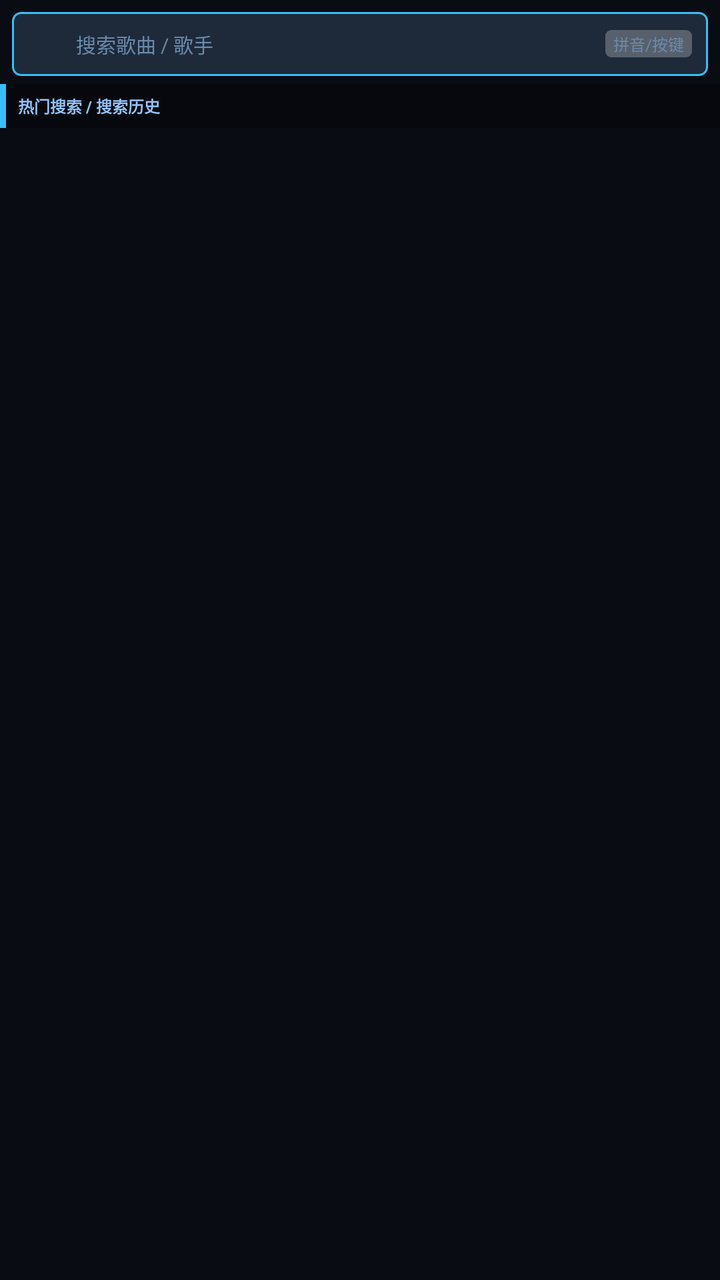
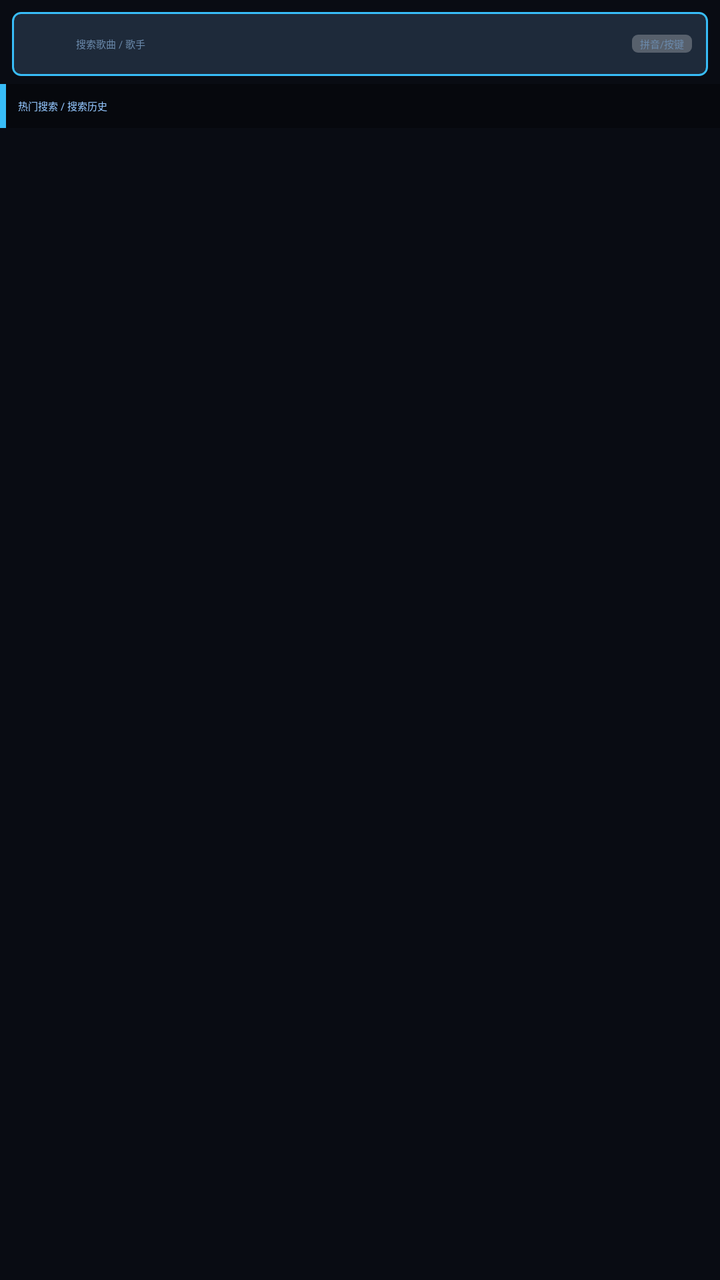

Two renders of the same Android screen: before a commit and after it. Below are the layout's source before the change and the commit's diff.
<!-- AndroidManifest.xml: application theme Theme.KeydroidX.Music -->
<!-- res/layout/fragment_tab_search.xml -->
<?xml version="1.0" encoding="utf-8"?>
<LinearLayout
    xmlns:android="http://schemas.android.com/apk/res/android"
    android:layout_width="match_parent"
    android:layout_height="match_parent"
    android:orientation="vertical"
    android:background="@color/music_dark_bg">

    
    
    
    <LinearLayout
        android:id="@+id/layout_search_field"
        android:layout_width="match_parent"
        android:layout_height="32dp"
        android:orientation="horizontal"
        android:focusable="true"
        android:gravity="center_vertical"
        android:layout_marginLeft="6dp"
        android:layout_marginRight="6dp"
        android:layout_marginTop="6dp"
        android:layout_marginBottom="4dp"
        android:paddingLeft="8dp"
        android:paddingRight="8dp"
        android:background="@drawable/bg_search_box">

        
        <TextView
            android:id="@+id/icon_search_field"
            android:layout_width="18dp"
            android:layout_height="18dp"
            android:gravity="center"
            android:textSize="12sp"
            android:textColor="@color/music_accent"
            android:includeFontPadding="false" />

        
        <EditText
            android:id="@+id/et_search_input"
            android:layout_width="0dp"
            android:layout_height="wrap_content"
            android:layout_weight="1"
            android:layout_marginLeft="6dp"
            android:background="@null"
            android:paddingTop="0dp"
            android:paddingBottom="0dp"
            android:textColorHint="@color/music_search_hint"
            android:textColor="@color/music_item_normal_text"
            android:textSize="10sp"
            android:inputType="text"
            android:imeOptions="actionSearch"
            android:singleLine="true"
            android:focusable="true"
            android:focusableInTouchMode="true"
            android:includeFontPadding="false"
            android:hint="@string/search_hint" />

        
        <TextView
            android:layout_width="wrap_content"
            android:layout_height="wrap_content"
            android:text="@string/search_pinyin"
            android:textColor="@color/music_search_hint"
            android:textSize="8sp"
            android:background="@drawable/bg_badge"
            android:paddingLeft="4dp"
            android:paddingRight="4dp"
            android:paddingTop="1dp"
            android:paddingBottom="1dp"
            android:includeFontPadding="false" />
    </LinearLayout>

    
    
    
    <LinearLayout
        android:layout_width="match_parent"
        android:layout_height="22dp"
        android:orientation="horizontal"
        android:gravity="center_vertical"
        android:background="#4D000000">

        <View
            android:layout_width="3dp"
            android:layout_height="match_parent"
            android:background="@color/music_accent" />

        <TextView
            android:layout_width="wrap_content"
            android:layout_height="wrap_content"
            android:layout_marginLeft="6dp"
            android:text="@string/search_hot_history"
            android:textColor="@color/music_section_header_text"
            android:textSize="8sp"
            android:textStyle="bold"
            android:includeFontPadding="false" />
    </LinearLayout>

    
    
    
    <ScrollView
        android:id="@+id/scroll_search"
        android:layout_width="match_parent"
        android:layout_height="0dp"
        android:layout_weight="1"
        android:scrollbars="none">

        <LinearLayout
            android:id="@+id/ll_search_keywords"
            android:layout_width="match_parent"
            android:layout_height="wrap_content"
            android:orientation="vertical"
            android:paddingTop="2dp" />
    </ScrollView>

</LinearLayout>
<!-- resources referenced by this layout -->
<resources>
  <color name="music_accent">#38BDF8</color>
  <color name="music_dark_bg">#090C13</color>
  <color name="music_item_normal_text">#FFFFFF</color>
  <color name="music_search_hint">#6B8AAC</color>
  <color name="music_section_header_text">#93C5FD</color>
  <!-- drawable bg_badge (drawable) -->
  <?xml version="1.0" encoding="utf-8"?>
  <shape xmlns:android="http://schemas.android.com/apk/res/android"
      android:shape="rectangle">
      <solid android:color="#40FFFFFF" />
      <corners android:radius="3dp" />
  </shape>
  <!-- drawable bg_search_box (drawable) -->
  <?xml version="1.0" encoding="utf-8"?>
  <shape xmlns:android="http://schemas.android.com/apk/res/android"
      android:shape="rectangle">
      <solid android:color="#1E2A3A" />
      <stroke android:width="1dp" android:color="#38BDF8" />
      <corners android:radius="4dp" />
  </shape>
  <string name="search_hint">搜索歌曲 / 歌手</string>
  <string name="search_hot_history">热门搜索 / 搜索历史</string>
  <string name="search_pinyin">拼音/按键</string>
  <style name="Theme.KeydroidX.Music" parent="Theme.NokiaKeyCore">
          <item name="android:windowNoTitle">true</item>
          <item name="android:windowBackground">@color/music_bg</item>
  
          
          <item name="android:windowDisablePreview">true</item>
          <item name="android:windowContentOverlay">@null</item>
      </style>
  <color name="music_bg">#090C13</color>
</resources>

<!-- the commit's change to res/layout/fragment_tab_search.xml (unified diff, before → after) -->
@@ -46,7 +46,7 @@
             android:paddingBottom="0dp"
             android:textColorHint="@color/music_search_hint"
             android:textColor="@color/music_item_normal_text"
-            android:textSize="10sp"
+            android:textSize="@dimen/nokia_font_body"
             android:inputType="text"
             android:imeOptions="actionSearch"
             android:singleLine="true"
@@ -61,7 +61,7 @@
             android:layout_height="wrap_content"
             android:text="@string/search_pinyin"
             android:textColor="@color/music_search_hint"
-            android:textSize="8sp"
+            android:textSize="@dimen/nokia_font_caption"
             android:background="@drawable/bg_badge"
             android:paddingLeft="4dp"
             android:paddingRight="4dp"
@@ -91,8 +91,7 @@
             android:layout_marginLeft="6dp"
             android:text="@string/search_hot_history"
             android:textColor="@color/music_section_header_text"
-            android:textSize="8sp"
-            android:textStyle="bold"
+            android:textSize="@dimen/nokia_font_caption"
             android:includeFontPadding="false" />
     </LinearLayout>
 
